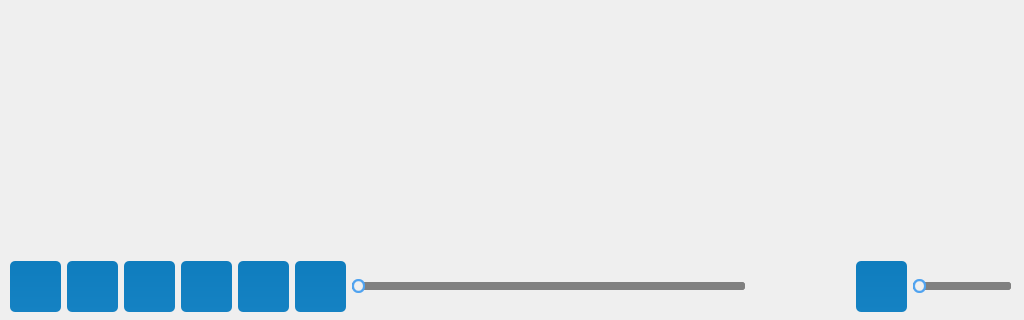
This is video_player.ui in jjzhang166/DvrUI as Qt 5 draws it before an edit; both pictures show x 0 to 1024 and y 280 to 600 of the 1024 by 600 pixel window. The edited form follows.
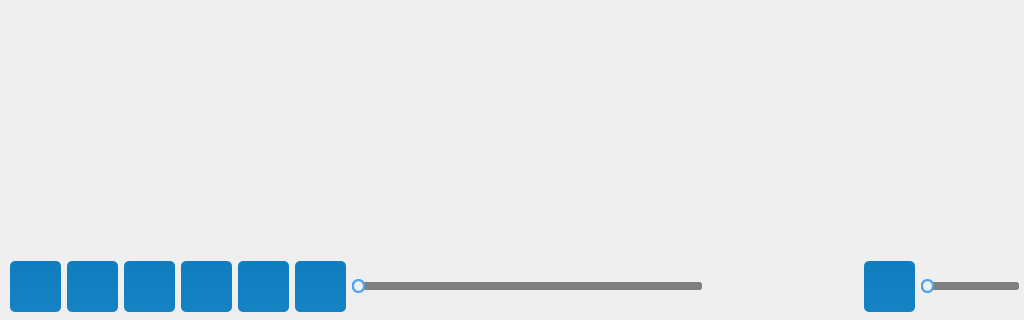
This is the edited form. Icons and pictures are not drawn.

The edit to the form file:
```diff
--- a/video_player.ui
+++ b/video_player.ui
@@ -309,12 +309,12 @@
     </property>
    </widget>
   </widget>
-  <widget class="QWidget" name="">
+  <widget class="QWidget" name="layoutWidget">
    <property name="geometry">
     <rect>
      <x>10</x>
      <y>540</y>
-     <width>1001</width>
+     <width>1011</width>
      <height>53</height>
     </rect>
    </property>
@@ -603,6 +603,18 @@
         <verstretch>0</verstretch>
        </sizepolicy>
       </property>
+      <property name="minimumSize">
+       <size>
+        <width>350</width>
+        <height>19</height>
+       </size>
+      </property>
+      <property name="maximumSize">
+       <size>
+        <width>350</width>
+        <height>19</height>
+       </size>
+      </property>
       <property name="styleSheet">
        <string notr="true">QSlider::groove:horizontal,QSlider::add-page:horizontal { 
 	background: #808080; 
@@ -637,14 +649,14 @@
      <widget class="QLabel" name="nowTimeLabel">
       <property name="minimumSize">
        <size>
-        <width>0</width>
-        <height>0</height>
+        <width>150</width>
+        <height>51</height>
        </size>
       </property>
       <property name="maximumSize">
        <size>
-        <width>177772</width>
-        <height>177772</height>
+        <width>150</width>
+        <height>51</height>
        </size>
       </property>
       <property name="styleSheet">
@@ -703,6 +715,18 @@
     </item>
     <item row="0" column="9">
      <widget class="QSlider" name="voiceSlider">
+      <property name="minimumSize">
+       <size>
+        <width>98</width>
+        <height>19</height>
+       </size>
+      </property>
+      <property name="maximumSize">
+       <size>
+        <width>98</width>
+        <height>19</height>
+       </size>
+      </property>
       <property name="styleSheet">
        <string notr="true">QSlider::groove:horizontal,QSlider::add-page:horizontal { 
 	background: #808080; 
```
Left out of the diff: 17 changed lines with no effect on the pictures.
